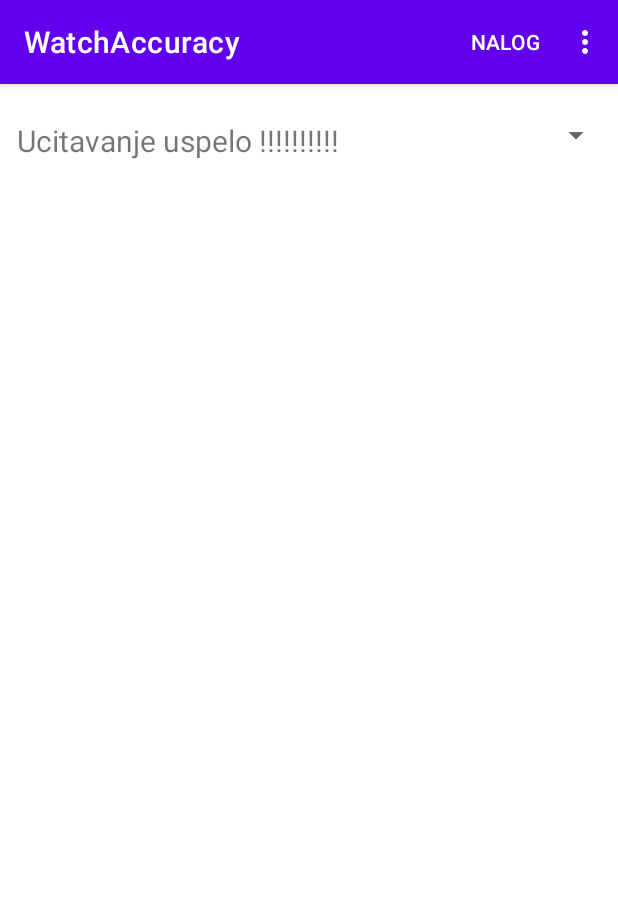
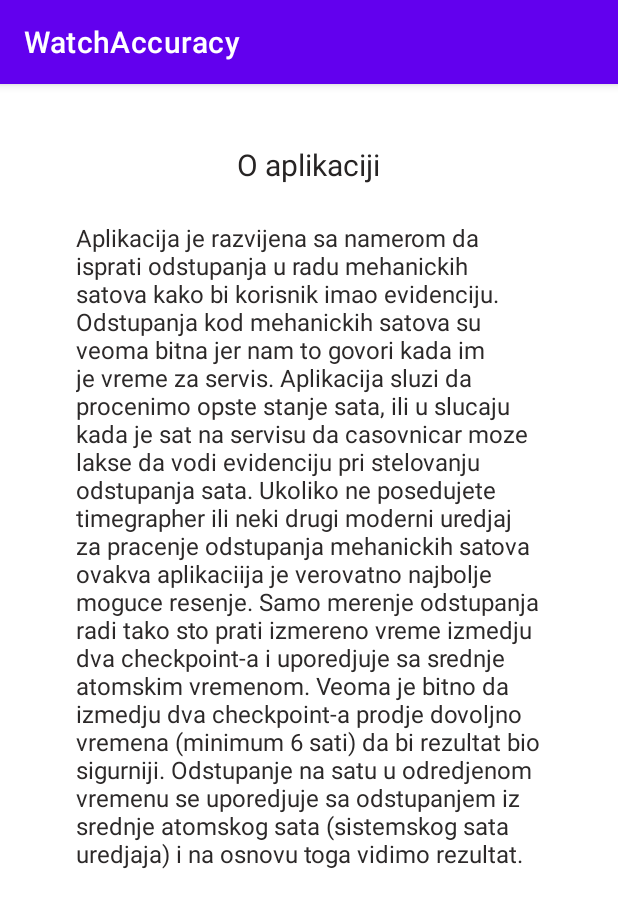
Before and after one commit to marko-smiljanic/Projekat-RMA-2019271380-Marko-Smiljanic, an Android app: the fragment FragmentPocetniEkran placed in its activity, in the options menu, after a tap on "O aplikaciji", on a phone screen of 412 x 824 dp. Shown: the top 908 px of the screen. Run offline under Robolectric (Android 15) with nearby library versions, the phone set to English and light mode, and no system bars; our stand-ins replace Volley; network calls fail; 2 statements that could not run were skipped.

Commit message:
odradjena odjava i about

```diff
--- /dev/null
+++ b/WatchAccuracy/app/src/main/java/com/example/watchaccuracy/FragmentOAplikaciji.java
@@ -0,0 +1,53 @@
+package com.example.watchaccuracy;
+
+import android.os.Bundle;
+import android.view.LayoutInflater;
+import android.view.View;
+import android.view.ViewGroup;
+import android.widget.TextView;
+
+import androidx.constraintlayout.widget.ConstraintLayout;
+import androidx.fragment.app.Fragment;
+
+public class FragmentOAplikaciji extends Fragment {
+
+    public FragmentOAplikaciji(){
+
+    }
+    public static FragmentOAplikaciji newInstance(){
+        FragmentOAplikaciji fragment = new FragmentOAplikaciji();
+        Bundle args = new Bundle();
+        fragment.setArguments(args);
+        return fragment;
+    }
+
+    @Override
+    public void onCreate(Bundle savedInstanceState) {
+        super.onCreate(savedInstanceState);
+    }
+
+    @Override
+    public View onCreateView(LayoutInflater inflater, ViewGroup container, Bundle savedInstanceState) {
+        View vv = inflater.inflate(R.layout.fragment_o_aplikaciji, container, false);
+        ConstraintLayout l = vv.findViewById(R.id.oAplikacijiMainLyt);
+
+        iscrtaj(l);
+
+        return vv;
+    }
+
+    private void iscrtaj(ConstraintLayout ll){
+        TextView glavnaLabela = ll.findViewById(R.id.glavnaLabela);
+        glavnaLabela.setText("Aplikacija je razvijena sa namerom da isprati odstupanja u radu mehanickih satova " +
+                "kako bi korisnik imao evidenciju. Odstupanja kod mehanickih satova su veoma bitna jer nam to " +
+                "govori kada im je vreme za servis. Aplikacija sluzi da procenimo opste stanje sata, ili u slucaju kada je sat " +
+                "na servisu da casovnicar moze lakse da vodi evidenciju pri stelovanju odstupanja sata. " +
+                "Ukoliko ne posedujete timegrapher ili neki drugi moderni uredjaj za pracenje odstupanja mehanickih satova ovakva " +
+                "aplikaciija je verovatno najbolje moguce resenje. Samo merenje odstupanja radi tako sto prati izmereno vreme izmedju dva " +
+                "checkpoint-a i uporedjuje sa srednje atomskim vremenom. Veoma je bitno da izmedju dva checkpoint-a prodje dovoljno " +
+                "vremena (minimum 6 sati) da bi rezultat bio sigurniji. Odstupanje na satu u odredjenom vremenu se uporedjuje sa odstupanjem " +
+                "iz srednje atomskog sata (sistemskog sata uredjaja) i na osnovu toga vidimo rezultat.");
+
+    }
+
+}
--- a/WatchAccuracy/app/src/main/java/com/example/watchaccuracy/FragmentPocetniEkran.java
+++ b/WatchAccuracy/app/src/main/java/com/example/watchaccuracy/FragmentPocetniEkran.java
@@ -8,6 +8,7 @@ import android.view.MenuItem;
 import android.view.View;
 import android.view.ViewGroup;
 import android.widget.TextView;
+import android.widget.Toast;
 
 import androidx.annotation.NonNull;
 import androidx.constraintlayout.widget.ConstraintLayout;
@@ -83,36 +84,52 @@ public class FragmentPocetniEkran extends Fragment {  //ovo je u stvari pocetni
 
     private void drawData(ConstraintLayout ll, String korisnickoIme){
         TextView tv = ll.findViewById(R.id.labelaNalog);
-        tv.setText("Ucitavanje uspelo !!!!!!!!!!");
-        //TODO: stao sam kod iscrtavanja opcija menija. U opcije dodati korisnicko ime naloga (da moze da klikne i da pogleda informacije o nalogu), About i odjava
+        tv.setText("Ucitavanje uspelo !!!");
+        //Odradio sam iscrtavanje opcija menija. To je odradjeno u posebnoj metodi menija koja se redefinise i u onCreate fragmenta omogucimo njeno pozivanje
+
+        //TODO: ostalo mi je da odradim satove i njihovo prikazivanje i pravljenje checkpoint-a
+        //TODO: ogranicenje koje moram imati kod kreiranja satova je: ako nije platio ful verziju setujem on click listener na neki toast koji ga obavestava (u pitanju je dugme dodaj novi sat), bukvalno prekopiram api kod iz fragmenta nalog
+        //TODO: ako je platio ful verziju setujem funkcionalnost dodavanja sata
+
+
 
     }
 
     @Override
-    public void onCreateOptionsMenu(Menu menu, MenuInflater inflater) {  //kreiranje menija, poziva se sam ali u oncreate metodi fragmenta moram da imam
+    public void onCreateOptionsMenu(Menu menu, MenuInflater inflater) {                             //kreiranje menija, poziva se sam ali u oncreate metodi fragmenta moram da imam
         inflater.inflate(R.menu.meni, menu);
         super.onCreateOptionsMenu(menu, inflater);
     }
 
     @Override
-    public boolean onOptionsItemSelected(MenuItem item) {              //kada se selektuje neki element iz menija, odnosno onclick za menu iteme
+    public boolean onOptionsItemSelected(MenuItem item) {                                       //kada se selektuje neki element iz menija, odnosno onclick za menu iteme
         // Handle item selection
+
+        FragmentManager fm = getActivity().getSupportFragmentManager();
+        FragmentTransaction ft = fm.beginTransaction();
         switch (item.getItemId()) {
             case R.id.menuItemNalog:
-                FragmentManager fm = getActivity().getSupportFragmentManager();
-                FragmentTransaction ft = fm.beginTransaction();
                 ft.replace(R.id.fragmentView, FragmentNalog.newInstance(), "fragmentNalog");
                 ft.addToBackStack("fragmentNalog");
                 ft.commit();
                 return true;
             case R.id.menuItemOAplikaciji:
+                ft.replace(R.id.fragmentView, FragmentOAplikaciji.newInstance(), "fragmentOAplikaciji");
+                ft.addToBackStack("fragmentOAplikaciji");
+                ft.commit();
+                return true;
+            case R.id.menuItemOdjava:                                                           //odjava odradjena u main activity-ju kada mije za svako pokretanje aplikacije bilo potrebno da korisnik ne bude ulogovan, prekopirati
+                LokalnoCuvanjeSharedPreferences.sacuvajDaLiJeUlogovan(getActivity().getApplicationContext(), "nije");
+                LokalnoCuvanjeSharedPreferences.sacuvajUlogovanogKorisnika(getActivity().getApplicationContext(), "");
+                //Da li sam trebao da ubacim neki podekran koji bi trebalo da pita da li ste sigurni da zelite da se odjavite?
 
-                return true;
-            case R.id.menuItemOdjava:
-
+                ft.replace(R.id.fragmentView, FragmentPrvoPokretanje.newInstance(), "fragmentPrvoPokretanje");
+                ft.addToBackStack("fragmentOAplikaciji");
+                ft.commit();
+                Toast.makeText(getActivity().getApplicationContext(), "Uspesno ste se odjavili!", Toast.LENGTH_SHORT).show();
                 return true;
             default:
-                return super.onOptionsItemSelected(item);     //false
+                return super.onOptionsItemSelected(item);  //false
         }
     }
 
--- a/WatchAccuracy/app/src/main/java/com/example/watchaccuracy/LokalnoCuvanjeSharedPreferences.java
+++ b/WatchAccuracy/app/src/main/java/com/example/watchaccuracy/LokalnoCuvanjeSharedPreferences.java
@@ -68,4 +68,6 @@ public class LokalnoCuvanjeSharedPreferences {
 
 
 
+
+
 }
--- a/WatchAccuracy/app/src/main/java/com/example/watchaccuracy/MainActivity.java
+++ b/WatchAccuracy/app/src/main/java/com/example/watchaccuracy/MainActivity.java
@@ -26,7 +26,6 @@ public class MainActivity extends AppCompatActivity {
 
 
 
-
         //prvi (pocenti) fragment se dodaje sa add, ostali se dodaju sa replace, i ako stavimo add to back stack onda se sa prikazanog fragmenta vraca na prethodni
         //main activity treba samo da barata fragmentima i nista drugo
         getSupportFragmentManager().beginTransaction()
--- /dev/null
+++ b/WatchAccuracy/app/src/main/res/layout/fragment_o_aplikaciji.xml
@@ -0,0 +1,35 @@
+<?xml version="1.0" encoding="utf-8"?>
+<androidx.constraintlayout.widget.ConstraintLayout xmlns:android="http://schemas.android.com/apk/res/android"
+    xmlns:app="http://schemas.android.com/apk/res-auto"
+    xmlns:tools="http://schemas.android.com/tools"
+    android:id="@+id/oAplikacijiMainLyt"
+    android:layout_width="match_parent"
+    android:layout_height="match_parent">
+
+    <TextView
+        android:id="@+id/textView7"
+        android:layout_width="wrap_content"
+        android:layout_height="wrap_content"
+        android:layout_marginTop="40dp"
+        android:text="O aplikaciji"
+        android:textColor="#272424"
+        android:textSize="20sp"
+        app:layout_constraintEnd_toEndOf="parent"
+        app:layout_constraintHorizontal_bias="0.498"
+        app:layout_constraintStart_toStartOf="parent"
+        app:layout_constraintTop_toTopOf="parent" />
+
+    <TextView
+        android:id="@+id/glavnaLabela"
+        android:layout_width="309dp"
+        android:layout_height="562dp"
+        android:layout_marginTop="24dp"
+        android:text="TextView"
+        android:textColor="#2C2929"
+        android:textSize="16sp"
+        app:layout_constraintEnd_toEndOf="parent"
+        app:layout_constraintHorizontal_bias="0.495"
+        app:layout_constraintStart_toStartOf="parent"
+        app:layout_constraintTop_toBottomOf="@+id/textView7" />
+
+</androidx.constraintlayout.widget.ConstraintLayout>
```
Also changed, not shown: 1 other file.
